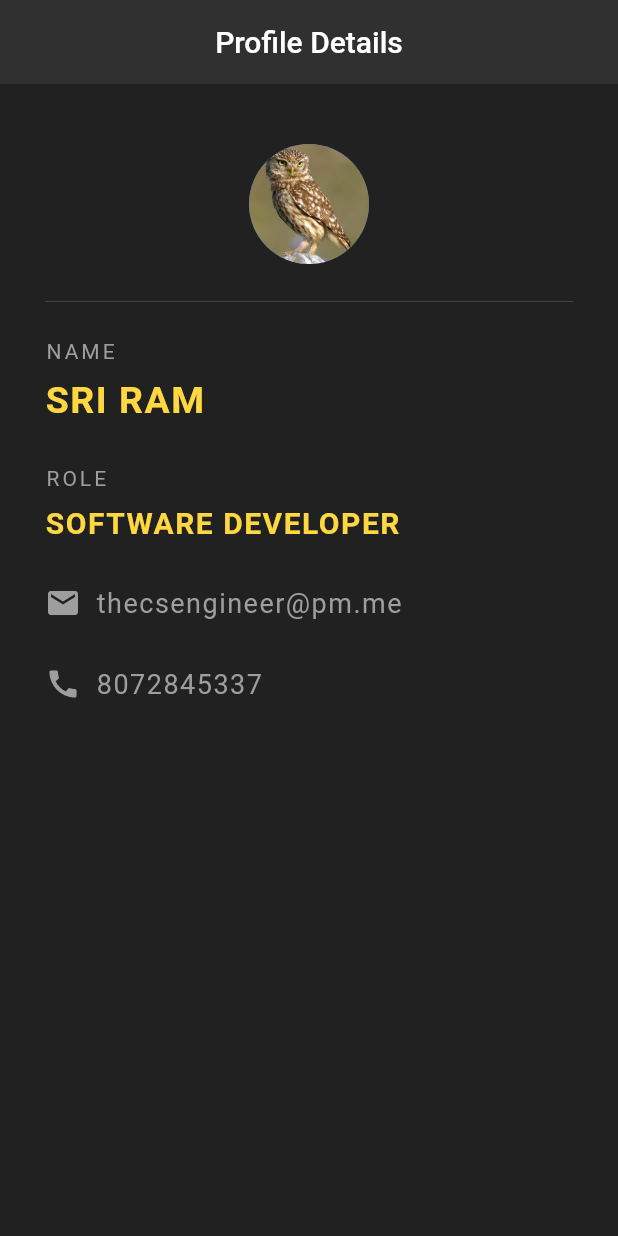
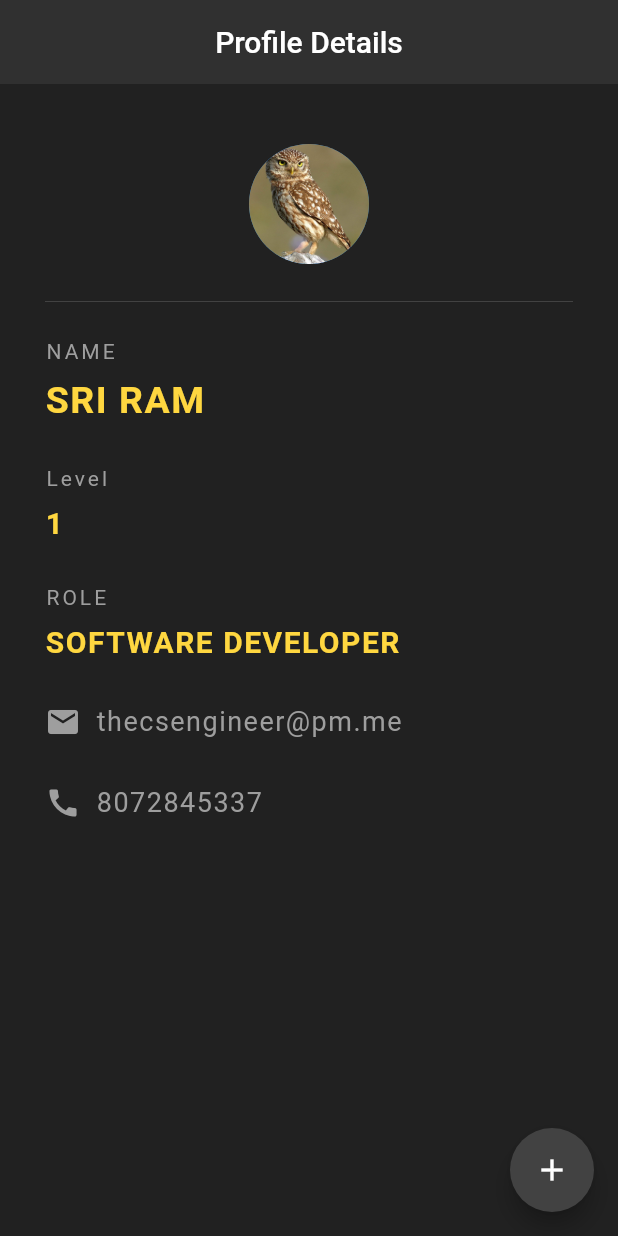
Before and after one commit to sriramkumarb/learn-flutter, a Flutter app: the screen it shows after launch, on a phone screen of 412 x 824 dp. Run offline on Flutter 3.47's test engine with Material 2 defaults, Android fonts, the phone set to English and light mode, and no system bars.

```diff
--- a/lib/main.dart
+++ b/lib/main.dart
@@ -8,8 +8,16 @@ void main() {
   );
 }
 
-class ProfileCard extends StatelessWidget {
+class ProfileCard extends StatefulWidget {
   const ProfileCard({Key? key}) : super(key: key);
+
+  @override
+  _ProfileCardState createState() => _ProfileCardState();
+}
+
+class _ProfileCardState extends State<ProfileCard> {
+
+  int roleValue = 1;
 
   @override
   Widget build(BuildContext context) {
@@ -20,6 +28,15 @@ class ProfileCard extends StatelessWidget {
         centerTitle: true,
         backgroundColor: Colors.grey[850],
         elevation: 0.0,
+      ),
+      floatingActionButton: FloatingActionButton(
+        onPressed: () {
+          setState(() {
+            roleValue += 1;
+          });
+        },
+        backgroundColor: Colors.grey[800],
+        child: Icon(Icons.add),
       ),
       body: Padding(
         padding: EdgeInsets.fromLTRB(30.0, 40.0, 30.0, 0.0),
@@ -50,6 +67,24 @@ class ProfileCard extends StatelessWidget {
                 color: Colors.amberAccent,
                 letterSpacing: 1.0,
                 fontSize: 25.0,
+                fontWeight: FontWeight.bold,
+              ),
+            ),
+            SizedBox(height: 30.0),
+            Text(
+              'Level',
+              style: TextStyle(
+                color: Colors.grey,
+                letterSpacing: 2.0,
+              ),
+            ),
+            SizedBox(height: 10.0),
+            Text(
+              '$roleValue',
+              style: TextStyle(
+                color: Colors.amberAccent,
+                letterSpacing: 1.0,
+                fontSize: 20.0,
                 fontWeight: FontWeight.bold,
               ),
             ),
```
Also changed, not shown: 1 other file.
